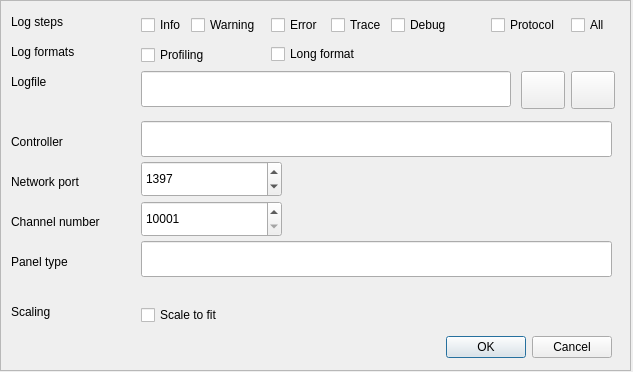
This is tqtsettings.ui in TheLord45/tpanel as Qt 5 draws it before an edit. The edited form follows.
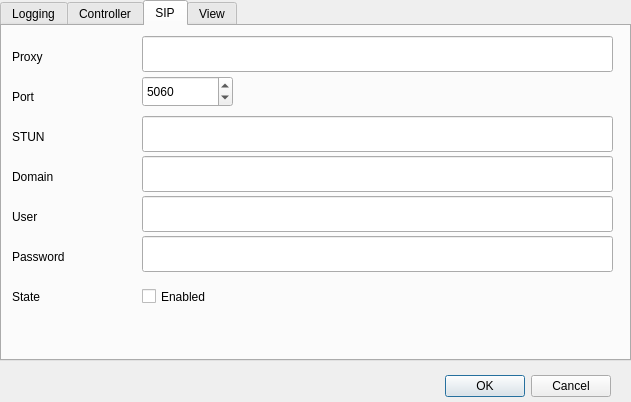
This is the edited form. The open tabs and pages were chosen to show the change. Icons and pictures are not drawn.

Commit message: Changes the settings dialog and adds new input lines for FTP and SIP.

Patch:
```diff
--- a/tqtsettings.ui
+++ b/tqtsettings.ui
@@ -6,8 +6,8 @@
    <rect>
     <x>0</x>
     <y>0</y>
-    <width>633</width>
-    <height>372</height>
+    <width>631</width>
+    <height>402</height>
    </rect>
   </property>
   <property name="sizePolicy">
@@ -31,109 +31,22 @@
   <property name="modal">
    <bool>false</bool>
   </property>
-  <widget class="QScrollArea" name="scrollArea">
+  <widget class="QTabWidget" name="tabWidget">
    <property name="geometry">
     <rect>
      <x>0</x>
      <y>0</y>
      <width>631</width>
-     <height>371</height>
+     <height>361</height>
     </rect>
    </property>
-   <property name="widgetResizable">
-    <bool>true</bool>
+   <property name="currentIndex">
+    <number>1</number>
    </property>
-   <widget class="QWidget" name="scrollAreaWidgetContents">
-    <property name="geometry">
-     <rect>
-      <x>0</x>
-      <y>0</y>
-      <width>629</width>
-      <height>369</height>
-     </rect>
-    </property>
-    <widget class="QDialogButtonBox" name="buttonBox">
-     <property name="geometry">
-      <rect>
-       <x>10</x>
-       <y>330</y>
-       <width>601</width>
-       <height>32</height>
-      </rect>
-     </property>
-     <property name="sizePolicy">
-      <sizepolicy hsizetype="Expanding" vsizetype="Expanding">
-       <horstretch>0</horstretch>
-       <verstretch>0</verstretch>
-      </sizepolicy>
-     </property>
-     <property name="minimumSize">
-      <size>
-       <width>411</width>
-       <height>32</height>
-      </size>
-     </property>
-     <property name="locale">
-      <locale language="English" country="Europe"/>
-     </property>
-     <property name="orientation">
-      <enum>Qt::Horizontal</enum>
-     </property>
-     <property name="standardButtons">
-      <set>QDialogButtonBox::Cancel|QDialogButtonBox::Ok</set>
-     </property>
-    </widget>
-    <widget class="QLabel" name="label_logLevel">
-     <property name="geometry">
-      <rect>
-       <x>10</x>
-       <y>10</y>
-       <width>121</width>
-       <height>22</height>
-      </rect>
-     </property>
-     <property name="sizePolicy">
-      <sizepolicy hsizetype="Expanding" vsizetype="Fixed">
-       <horstretch>0</horstretch>
-       <verstretch>0</verstretch>
-      </sizepolicy>
-     </property>
-     <property name="minimumSize">
-      <size>
-       <width>121</width>
-       <height>22</height>
-      </size>
-     </property>
-     <property name="text">
-      <string>Log steps</string>
-     </property>
-    </widget>
-    <widget class="QCheckBox" name="checkBox_LogAll">
-     <property name="geometry">
-      <rect>
-       <x>570</x>
-       <y>10</y>
-       <width>51</width>
-       <height>28</height>
-      </rect>
-     </property>
-     <property name="text">
-      <string>All</string>
-     </property>
-    </widget>
-    <widget class="QCheckBox" name="checkBox_LogError">
-     <property name="geometry">
-      <rect>
-       <x>270</x>
-       <y>10</y>
-       <width>61</width>
-       <height>28</height>
-      </rect>
-     </property>
-     <property name="text">
-      <string>Error</string>
-     </property>
-    </widget>
+   <widget class="QWidget" name="tabLog">
+    <attribute name="title">
+     <string>Logging</string>
+    </attribute>
     <widget class="QCheckBox" name="checkBox_LogInfo">
      <property name="geometry">
       <rect>
@@ -147,19 +60,6 @@
       <string>Info</string>
      </property>
     </widget>
-    <widget class="QCheckBox" name="checkBox_LogDebug">
-     <property name="geometry">
-      <rect>
-       <x>390</x>
-       <y>10</y>
-       <width>71</width>
-       <height>28</height>
-      </rect>
-     </property>
-     <property name="text">
-      <string>Debug</string>
-     </property>
-    </widget>
     <widget class="QCheckBox" name="checkBox_LogWarning">
      <property name="geometry">
       <rect>
@@ -173,6 +73,98 @@
       <string>Warning</string>
      </property>
     </widget>
+    <widget class="QCheckBox" name="checkBox_LogError">
+     <property name="geometry">
+      <rect>
+       <x>270</x>
+       <y>10</y>
+       <width>61</width>
+       <height>28</height>
+      </rect>
+     </property>
+     <property name="text">
+      <string>Error</string>
+     </property>
+    </widget>
+    <widget class="QCheckBox" name="checkBox_LogAll">
+     <property name="geometry">
+      <rect>
+       <x>570</x>
+       <y>10</y>
+       <width>51</width>
+       <height>28</height>
+      </rect>
+     </property>
+     <property name="text">
+      <string>All</string>
+     </property>
+    </widget>
+    <widget class="QCheckBox" name="checkBox_Profiling">
+     <property name="geometry">
+      <rect>
+       <x>140</x>
+       <y>40</y>
+       <width>91</width>
+       <height>28</height>
+      </rect>
+     </property>
+     <property name="sizePolicy">
+      <sizepolicy hsizetype="Expanding" vsizetype="Expanding">
+       <horstretch>0</horstretch>
+       <verstretch>0</verstretch>
+      </sizepolicy>
+     </property>
+     <property name="minimumSize">
+      <size>
+       <width>91</width>
+       <height>28</height>
+      </size>
+     </property>
+     <property name="toolTip">
+      <string>&lt;html&gt;&lt;head/&gt;&lt;body&gt;&lt;p&gt;Adds profiling time to logfile.&lt;/p&gt;&lt;/body&gt;&lt;/html&gt;</string>
+     </property>
+     <property name="text">
+      <string>Profiling</string>
+     </property>
+    </widget>
+    <widget class="QLabel" name="label_logFormats">
+     <property name="geometry">
+      <rect>
+       <x>10</x>
+       <y>40</y>
+       <width>70</width>
+       <height>21</height>
+      </rect>
+     </property>
+     <property name="text">
+      <string>Log formats</string>
+     </property>
+    </widget>
+    <widget class="QCheckBox" name="checkBox_Format">
+     <property name="geometry">
+      <rect>
+       <x>270</x>
+       <y>40</y>
+       <width>131</width>
+       <height>26</height>
+      </rect>
+     </property>
+     <property name="sizePolicy">
+      <sizepolicy hsizetype="Expanding" vsizetype="Expanding">
+       <horstretch>0</horstretch>
+       <verstretch>0</verstretch>
+      </sizepolicy>
+     </property>
+     <property name="minimumSize">
+      <size>
+       <width>121</width>
+       <height>26</height>
+      </size>
+     </property>
+     <property name="text">
+      <string>Long format</string>
+     </property>
+    </widget>
     <widget class="QCheckBox" name="checkBox_LogTrace">
      <property name="geometry">
       <rect>
@@ -186,6 +178,76 @@
       <string>Trace</string>
      </property>
     </widget>
+    <widget class="QLabel" name="label_logLevel">
+     <property name="geometry">
+      <rect>
+       <x>10</x>
+       <y>10</y>
+       <width>121</width>
+       <height>22</height>
+      </rect>
+     </property>
+     <property name="sizePolicy">
+      <sizepolicy hsizetype="Expanding" vsizetype="Fixed">
+       <horstretch>0</horstretch>
+       <verstretch>0</verstretch>
+      </sizepolicy>
+     </property>
+     <property name="minimumSize">
+      <size>
+       <width>121</width>
+       <height>22</height>
+      </size>
+     </property>
+     <property name="text">
+      <string>Log steps</string>
+     </property>
+    </widget>
+    <widget class="QCheckBox" name="checkBox_LogDebug">
+     <property name="geometry">
+      <rect>
+       <x>390</x>
+       <y>10</y>
+       <width>71</width>
+       <height>28</height>
+      </rect>
+     </property>
+     <property name="text">
+      <string>Debug</string>
+     </property>
+    </widget>
+    <widget class="QToolButton" name="kiconbutton_logFile">
+     <property name="geometry">
+      <rect>
+       <x>570</x>
+       <y>70</y>
+       <width>44</width>
+       <height>38</height>
+      </rect>
+     </property>
+     <property name="sizePolicy">
+      <sizepolicy hsizetype="Expanding" vsizetype="Expanding">
+       <horstretch>0</horstretch>
+       <verstretch>0</verstretch>
+      </sizepolicy>
+     </property>
+     <property name="minimumSize">
+      <size>
+       <width>44</width>
+       <height>38</height>
+      </size>
+     </property>
+     <property name="icon">
+      <iconset resource="tpanel.qrc">
+       <normaloff>:/images/fileopen.png</normaloff>:/images/fileopen.png</iconset>
+     </property>
+     <property name="iconSize">
+      <size>
+       <width>32</width>
+       <height>32</height>
+      </size>
+     </property>
+    </widget>
     <widget class="QCheckBox" name="checkBox_LogProtocol">
      <property name="geometry">
       <rect>
@@ -272,90 +334,16 @@
       </size>
      </property>
     </widget>
-    <widget class="QToolButton" name="kiconbutton_logFile">
-     <property name="geometry">
-      <rect>
-       <x>570</x>
-       <y>70</y>
-       <width>44</width>
-       <height>38</height>
-      </rect>
-     </property>
-     <property name="sizePolicy">
-      <sizepolicy hsizetype="Expanding" vsizetype="Expanding">
-       <horstretch>0</horstretch>
-       <verstretch>0</verstretch>
-      </sizepolicy>
-     </property>
-     <property name="minimumSize">
-      <size>
-       <width>44</width>
-       <height>38</height>
-      </size>
-     </property>
-     <property name="icon">
-      <iconset resource="tpanel.qrc">
-       <normaloff>:/images/fileopen.png</normaloff>:/images/fileopen.png</iconset>
-     </property>
-     <property name="iconSize">
-      <size>
-       <width>32</width>
-       <height>32</height>
-      </size>
-     </property>
-    </widget>
-    <widget class="QLabel" name="label_Controller">
-     <property name="geometry">
-      <rect>
-       <x>10</x>
-       <y>130</y>
-       <width>121</width>
-       <height>22</height>
-      </rect>
-     </property>
-     <property name="sizePolicy">
-      <sizepolicy hsizetype="Expanding" vsizetype="Expanding">
-       <horstretch>0</horstretch>
-       <verstretch>0</verstretch>
-      </sizepolicy>
-     </property>
-     <property name="minimumSize">
-      <size>
-       <width>121</width>
-       <height>22</height>
-      </size>
-     </property>
-     <property name="text">
-      <string>Controller</string>
-     </property>
-    </widget>
-    <widget class="QLineEdit" name="lineEdit_Controller">
-     <property name="geometry">
-      <rect>
-       <x>140</x>
-       <y>120</y>
-       <width>471</width>
-       <height>36</height>
-      </rect>
-     </property>
-     <property name="sizePolicy">
-      <sizepolicy hsizetype="Expanding" vsizetype="Expanding">
-       <horstretch>0</horstretch>
-       <verstretch>0</verstretch>
-      </sizepolicy>
-     </property>
-     <property name="minimumSize">
-      <size>
-       <width>311</width>
-       <height>36</height>
-      </size>
-     </property>
-    </widget>
+   </widget>
+   <widget class="QWidget" name="tabCtrl">
+    <attribute name="title">
+     <string>Controller</string>
+    </attribute>
     <widget class="QLabel" name="label_Port">
      <property name="geometry">
       <rect>
        <x>10</x>
-       <y>170</y>
+       <y>60</y>
        <width>121</width>
        <height>22</height>
       </rect>
@@ -376,42 +364,11 @@
       <string>Network port</string>
      </property>
     </widget>
-    <widget class="QSpinBox" name="spinBox_Port">
-     <property name="geometry">
-      <rect>
-       <x>140</x>
-       <y>160</y>
-       <width>141</width>
-       <height>36</height>
-      </rect>
-     </property>
-     <property name="sizePolicy">
-      <sizepolicy hsizetype="Expanding" vsizetype="Expanding">
-       <horstretch>0</horstretch>
-       <verstretch>0</verstretch>
-      </sizepolicy>
-     </property>
-     <property name="minimumSize">
-      <size>
-       <width>141</width>
-       <height>36</height>
-      </size>
-     </property>
-     <property name="minimum">
-      <number>1024</number>
-     </property>
-     <property name="maximum">
-      <number>32767</number>
-     </property>
-     <property name="value">
-      <number>1397</number>
-     </property>
-    </widget>
     <widget class="QLabel" name="label_Channel">
      <property name="geometry">
       <rect>
        <x>10</x>
-       <y>210</y>
+       <y>100</y>
        <width>120</width>
        <height>22</height>
       </rect>
@@ -436,7 +393,7 @@
      <property name="geometry">
       <rect>
        <x>140</x>
-       <y>200</y>
+       <y>90</y>
        <width>141</width>
        <height>36</height>
       </rect>
@@ -463,11 +420,123 @@
       <number>10001</number>
      </property>
     </widget>
+    <widget class="QLineEdit" name="lineEdit_PType">
+     <property name="geometry">
+      <rect>
+       <x>140</x>
+       <y>130</y>
+       <width>471</width>
+       <height>36</height>
+      </rect>
+     </property>
+     <property name="sizePolicy">
+      <sizepolicy hsizetype="Expanding" vsizetype="Expanding">
+       <horstretch>0</horstretch>
+       <verstretch>0</verstretch>
+      </sizepolicy>
+     </property>
+     <property name="minimumSize">
+      <size>
+       <width>141</width>
+       <height>36</height>
+      </size>
+     </property>
+     <property name="toolTip">
+      <string>&lt;html&gt;&lt;head/&gt;&lt;body&gt;&lt;p&gt;This is the technical name of the panel. For example MVP-5200. At least this should be a name known by TPDesign4.&lt;/p&gt;&lt;/body&gt;&lt;/html&gt;</string>
+     </property>
+     <property name="text">
+      <string>Android</string>
+     </property>
+    </widget>
+    <widget class="QLineEdit" name="lineEdit_Controller">
+     <property name="geometry">
+      <rect>
+       <x>140</x>
+       <y>10</y>
+       <width>471</width>
+       <height>36</height>
+      </rect>
+     </property>
+     <property name="sizePolicy">
+      <sizepolicy hsizetype="Expanding" vsizetype="Expanding">
+       <horstretch>0</horstretch>
+       <verstretch>0</verstretch>
+      </sizepolicy>
+     </property>
+     <property name="minimumSize">
+      <size>
+       <width>311</width>
+       <height>36</height>
+      </size>
+     </property>
+     <property name="toolTip">
+      <string>&lt;html&gt;&lt;head/&gt;&lt;body&gt;&lt;p&gt;The IP address or the FQDN of the controller.&lt;/p&gt;&lt;/body&gt;&lt;/html&gt;</string>
+     </property>
+    </widget>
+    <widget class="QSpinBox" name="spinBox_Port">
+     <property name="geometry">
+      <rect>
+       <x>140</x>
+       <y>50</y>
+       <width>141</width>
+       <height>36</height>
+      </rect>
+     </property>
+     <property name="sizePolicy">
+      <sizepolicy hsizetype="Expanding" vsizetype="Expanding">
+       <horstretch>0</horstretch>
+       <verstretch>0</verstretch>
+      </sizepolicy>
+     </property>
+     <property name="minimumSize">
+      <size>
+       <width>141</width>
+       <height>36</height>
+      </size>
+     </property>
+     <property name="toolTip">
+      <string>&lt;html&gt;&lt;head/&gt;&lt;body&gt;&lt;p&gt;The network port the controller is listening on. Default port is 1397.&lt;/p&gt;&lt;/body&gt;&lt;/html&gt;</string>
+     </property>
+     <property name="minimum">
+      <number>1024</number>
+     </property>
+     <property name="maximum">
+      <number>32767</number>
+     </property>
+     <property name="value">
+      <number>1397</number>
+     </property>
+    </widget>
+    <widget class="QLabel" name="label_Controller">
+     <property name="geometry">
+      <rect>
+       <x>10</x>
+       <y>20</y>
+       <width>121</width>
+       <height>22</height>
+      </rect>
+     </property>
+     <property name="sizePolicy">
+      <sizepolicy hsizetype="Expanding" vsizetype="Expanding">
+       <horstretch>0</horstretch>
+       <verstretch>0</verstretch>
+      </sizepolicy>
+     </property>
+     <property name="minimumSize">
+      <size>
+       <width>121</width>
+       <height>22</height>
+      </size>
+     </property>
+     <property name="text">
+      <string>Controller</string>
+     </property>
+    </widget>
     <widget class="QLabel" name="label_PType">
      <property name="geometry">
       <rect>
        <x>10</x>
-       <y>250</y>
+       <y>140</y>
        <width>111</width>
        <height>22</height>
       </rect>
@@ -488,11 +557,11 @@
       <string>Panel type</string>
      </property>
     </widget>
-    <widget class="QLineEdit" name="lineEdit_PType">
+    <widget class="QLabel" name="label_FTPuser">
      <property name="geometry">
       <rect>
        <x>140</x>
-       <y>240</y>
+       <y>170</y>
        <width>471</width>
        <height>36</height>
       </rect>
@@ -510,12 +579,89 @@
       </size>
      </property>
     </widget>
-    <widget class="QLabel" name="label_PType_2">
+    <widget class="QLineEdit" name="lineEdit_FTPpassword">
      <property name="geometry">
       <rect>
-       <x>10</x>
+       <x>140</x>
+       <y>210</y>
+       <width>471</width>
+       <height>36</height>
+      </rect>
+     </property>
+     <property name="sizePolicy">
+      <sizepolicy hsizetype="Expanding" vsizetype="Expanding">
+       <horstretch>0</horstretch>
+       <verstretch>0</verstretch>
+      </sizepolicy>
+     </property>
+     <property name="minimumSize">
+      <size>
+       <width>141</width>
+       <height>36</height>
+      </size>
+     </property>
+     <property name="toolTip">
+      <string>&lt;html&gt;&lt;head/&gt;&lt;body&gt;&lt;p&gt;This is the password used to login to the controller. By default this is &lt;span style=&quot; font-weight:600;&quot;&gt;password&lt;/span&gt;.&lt;/p&gt;&lt;/body&gt;&lt;/html&gt;</string>
+     </property>
+     <property name="text">
+      <string>password</string>
+     </property>
+     <property name="echoMode">
+      <enum>QLineEdit::Password</enum>
+     </property>
+    </widget>
+    <widget class="QLineEdit" name="lineEdit_FTPsurface">
+     <property name="geometry">
+      <rect>
+       <x>140</x>
+       <y>250</y>
+       <width>471</width>
+       <height>36</height>
+      </rect>
+     </property>
+     <property name="sizePolicy">
+      <sizepolicy hsizetype="Expanding" vsizetype="Expanding">
+       <horstretch>0</horstretch>
+       <verstretch>0</verstretch>
+      </sizepolicy>
+     </property>
+     <property name="minimumSize">
+      <size>
+       <width>141</width>
+       <height>36</height>
+      </size>
+     </property>
+     <property name="toolTip">
+      <string>&lt;html&gt;&lt;head/&gt;&lt;body&gt;&lt;p&gt;This is the name of a TP4 file on the disc of the controller. By default this is &lt;span style=&quot; font-weight:600;&quot;&gt;tpanel.tp4&lt;/span&gt;.&lt;/p&gt;&lt;/body&gt;&lt;/html&gt;</string>
+     </property>
+     <property name="text">
+      <string>tpanel.tp4</string>
+     </property>
+    </widget>
+    <widget class="QCheckBox" name="checkBox_FTPpassive">
+     <property name="geometry">
+      <rect>
+       <x>140</x>
        <y>300</y>
-       <width>111</width>
+       <width>85</width>
+       <height>21</height>
+      </rect>
+     </property>
+     <property name="text">
+      <string>Passiv</string>
+     </property>
+    </widget>
+   </widget>
+   <widget class="QWidget" name="tab">
+    <attribute name="title">
+     <string>SIP</string>
+    </attribute>
+    <widget class="QLabel" name="label_SIPproxy">
+     <property name="geometry">
+      <rect>
+       <x>10</x>
+       <y>20</y>
+       <width>121</width>
        <height>22</height>
       </rect>
      </property>
@@ -527,40 +673,377 @@
      </property>
      <property name="minimumSize">
       <size>
-       <width>111</width>
+       <width>121</width>
        <height>22</height>
       </size>
      </property>
      <property name="text">
-      <string>Scaling</string>
+      <string>Proxy</string>
      </property>
     </widget>
+    <widget class="QLabel" name="label_SIPport">
+     <property name="geometry">
+      <rect>
+       <x>10</x>
+       <y>60</y>
+       <width>121</width>
+       <height>22</height>
+      </rect>
+     </property>
+     <property name="sizePolicy">
+      <sizepolicy hsizetype="Expanding" vsizetype="Expanding">
+       <horstretch>0</horstretch>
+       <verstretch>0</verstretch>
+      </sizepolicy>
+     </property>
+     <property name="minimumSize">
+      <size>
+       <width>121</width>
+       <height>22</height>
+      </size>
+     </property>
+     <property name="text">
+      <string>Port</string>
+     </property>
+    </widget>
+    <widget class="QLabel" name="label_SIPstun">
+     <property name="geometry">
+      <rect>
+       <x>10</x>
+       <y>100</y>
+       <width>121</width>
+       <height>22</height>
+      </rect>
+     </property>
+     <property name="sizePolicy">
+      <sizepolicy hsizetype="Expanding" vsizetype="Expanding">
+       <horstretch>0</horstretch>
+       <verstretch>0</verstretch>
+      </sizepolicy>
+     </property>
+     <property name="minimumSize">
+      <size>
+       <width>121</width>
+       <height>22</height>
+      </size>
+     </property>
+     <property name="text">
+      <string>STUN</string>
+     </property>
+    </widget>
+    <widget class="QLabel" name="label_SIPdomain">
+     <property name="geometry">
+      <rect>
+       <x>10</x>
+       <y>140</y>
+       <width>121</width>
+       <height>22</height>
+      </rect>
+     </property>
+     <property name="sizePolicy">
+      <sizepolicy hsizetype="Expanding" vsizetype="Expanding">
+       <horstretch>0</horstretch>
+       <verstretch>0</verstretch>
+      </sizepolicy>
+     </property>
+     <property name="minimumSize">
+      <size>
+       <width>121</width>
+       <height>22</height>
+      </size>
+     </property>
+     <property name="text">
+      <string>Domain</string>
+     </property>
+    </widget>
+    <widget class="QLabel" name="label_SIPuser">
+     <property name="geometry">
+      <rect>
+       <x>10</x>
+       <y>180</y>
+       <width>121</width>
+       <height>22</height>
+      </rect>
+     </property>
+     <property name="sizePolicy">
+      <sizepolicy hsizetype="Expanding" vsizetype="Expanding">
+       <horstretch>0</horstretch>
+       <verstretch>0</verstretch>
+      </sizepolicy>
+     </property>
+     <property name="minimumSize">
+      <size>
+       <width>121</width>
+       <height>22</height>
+      </size>
+     </property>
+     <property name="text">
+      <string>User</string>
+     </property>
+    </widget>
+    <widget class="QLabel" name="label_SIPpassword">
+     <property name="geometry">
+      <rect>
+       <x>10</x>
+       <y>220</y>
+       <width>121</width>
+       <height>22</height>
+      </rect>
+     </property>
+     <property name="sizePolicy">
+      <sizepolicy hsizetype="Expanding" vsizetype="Expanding">
+       <horstretch>0</horstretch>
+       <verstretch>0</verstretch>
+      </sizepolicy>
+     </property>
+     <property name="minimumSize">
+      <size>
+       <width>121</width>
+       <height>22</height>
+      </size>
+     </property>
+     <property name="text">
+      <string>Password</string>
+     </property>
+    </widget>
+    <widget class="QLabel" name="label_SIPstate">
+     <property name="geometry">
+      <rect>
+       <x>10</x>
+       <y>260</y>
+       <width>121</width>
+       <height>22</height>
+      </rect>
+     </property>
+     <property name="sizePolicy">
+      <sizepolicy hsizetype="Expanding" vsizetype="Expanding">
+       <horstretch>0</horstretch>
+       <verstretch>0</verstretch>
+      </sizepolicy>
+     </property>
+     <property name="minimumSize">
+      <size>
+       <width>121</width>
+       <height>22</height>
+      </size>
+     </property>
+     <property name="text">
+      <string>State</string>
+     </property>
+    </widget>
+    <widget class="QLineEdit" name="lineEdit_SIPproxy">
+     <property name="geometry">
+      <rect>
+       <x>140</x>
+       <y>10</y>
+       <width>471</width>
+       <height>36</height>
+      </rect>
+     </property>
+     <property name="sizePolicy">
+      <sizepolicy hsizetype="Expanding" vsizetype="Expanding">
+       <horstretch>0</horstretch>
+       <verstretch>0</verstretch>
+      </sizepolicy>
+     </property>
+     <property name="minimumSize">
+      <size>
+       <width>311</width>
+       <height>36</height>
+      </size>
+     </property>
+     <property name="toolTip">
+      <string>&lt;html&gt;&lt;head/&gt;&lt;body&gt;&lt;p&gt;The IP address or the FQDN of the controller.&lt;/p&gt;&lt;/body&gt;&lt;/html&gt;</string>
+     </property>
+    </widget>
+    <widget class="QLineEdit" name="lineEdit_SIPstun">
+     <property name="geometry">
+      <rect>
+       <x>140</x>
+       <y>90</y>
+       <width>471</width>
+       <height>36</height>
+      </rect>
+     </property>
+     <property name="sizePolicy">
+      <sizepolicy hsizetype="Expanding" vsizetype="Expanding">
+       <horstretch>0</horstretch>
+       <verstretch>0</verstretch>
+      </sizepolicy>
+     </property>
+     <property name="minimumSize">
+      <size>
+       <width>311</width>
+       <height>36</height>
+      </size>
+     </property>
+     <property name="toolTip">
+      <string>&lt;html&gt;&lt;head/&gt;&lt;body&gt;&lt;p&gt;The IP address or the FQDN of the controller.&lt;/p&gt;&lt;/body&gt;&lt;/html&gt;</string>
+     </property>
+    </widget>
+    <widget class="QLineEdit" name="lineEdit_SIPdomain">
+     <property name="geometry">
+      <rect>
+       <x>140</x>
+       <y>130</y>
+       <width>471</width>
+       <height>36</height>
+      </rect>
+     </property>
+     <property name="sizePolicy">
+      <sizepolicy hsizetype="Expanding" vsizetype="Expanding">
+       <horstretch>0</horstretch>
+       <verstretch>0</verstretch>
+      </sizepolicy>
+     </property>
+     <property name="minimumSize">
+      <size>
+       <width>311</width>
+       <height>36</height>
+      </size>
+     </property>
+     <property name="toolTip">
+      <string>&lt;html&gt;&lt;head/&gt;&lt;body&gt;&lt;p&gt;The IP address or the FQDN of the controller.&lt;/p&gt;&lt;/body&gt;&lt;/html&gt;</string>
+     </property>
+    </widget>
+    <widget class="QLineEdit" name="lineEdit_SIPuser">
+     <property name="geometry">
+      <rect>
+       <x>140</x>
+       <y>170</y>
+       <width>471</width>
+       <height>36</height>
+      </rect>
+     </property>
+     <property name="sizePolicy">
+      <sizepolicy hsizetype="Expanding" vsizetype="Expanding">
+       <horstretch>0</horstretch>
+       <verstretch>0</verstretch>
+      </sizepolicy>
+     </property>
+     <property name="minimumSize">
+      <size>
+       <width>311</width>
+       <height>36</height>
+      </size>
+     </property>
+     <property name="toolTip">
+      <string>&lt;html&gt;&lt;head/&gt;&lt;body&gt;&lt;p&gt;The IP address or the FQDN of the controller.&lt;/p&gt;&lt;/body&gt;&lt;/html&gt;</string>
+     </property>
+    </widget>
+    <widget class="QLineEdit" name="lineEdit_SIPpassword">
+     <property name="geometry">
+      <rect>
+       <x>140</x>
+       <y>210</y>
+       <width>471</width>
+       <height>36</height>
+      </rect>
+     </property>
+     <property name="sizePolicy">
+      <sizepolicy hsizetype="Expanding" vsizetype="Expanding">
+       <horstretch>0</horstretch>
+       <verstretch>0</verstretch>
+      </sizepolicy>
+     </property>
+     <property name="minimumSize">
+      <size>
+       <width>311</width>
+       <height>36</height>
+      </size>
+     </property>
+     <property name="toolTip">
+      <string>&lt;html&gt;&lt;head/&gt;&lt;body&gt;&lt;p&gt;The IP address or the FQDN of the controller.&lt;/p&gt;&lt;/body&gt;&lt;/html&gt;</string>
+     </property>
+    </widget>
+    <widget class="QCheckBox" name="checkBox_SIPenabled">
+     <property name="geometry">
+      <rect>
+       <x>140</x>
+       <y>260</y>
+       <width>85</width>
+       <height>21</height>
+      </rect>
+     </property>
+     <property name="text">
+      <string>Enabled</string>
+     </property>
+    </widget>
+    <widget class="QSpinBox" name="spinBox_SIPport">
+     <property name="geometry">
+      <rect>
+       <x>140</x>
+       <y>50</y>
+       <width>91</width>
+       <height>31</height>
+      </rect>
+     </property>
+     <property name="minimum">
+      <number>1</number>
+     </property>
+     <property name="maximum">
+      <number>65535</number>
+     </property>
+     <property name="value">
+      <number>5060</number>
+     </property>
+    </widget>
+   </widget>
+   <widget class="QWidget" name="tabView">
+    <attribute name="title">
+     <string>View</string>
+    </attribute>
     <widget class="QCheckBox" name="checkBox_Scale">
      <property name="geometry">
       <rect>
        <x>140</x>
-       <y>300</y>
-       <width>141</width>
-       <height>28</height>
+       <y>10</y>
+       <width>101</width>
+       <height>21</height>
       </rect>
      </property>
      <property name="sizePolicy">
-      <sizepolicy hsizetype="Expanding" vsizetype="Expanding">
+      <sizepolicy hsizetype="Minimum" vsizetype="Fixed">
        <horstretch>0</horstretch>
        <verstretch>0</verstretch>
       </sizepolicy>
      </property>
      <property name="minimumSize">
       <size>
-       <width>141</width>
-       <height>28</height>
+       <width>0</width>
+       <height>0</height>
       </size>
      </property>
      <property name="text">
       <string>Scale to fit</string>
      </property>
     </widget>
-    <widget class="QLabel" name="label_logFormats">
+    <widget class="QLabel" name="label_Scale">
+     <property name="geometry">
+      <rect>
+       <x>10</x>
+       <y>10</y>
+       <width>111</width>
+       <height>22</height>
+      </rect>
+     </property>
+     <property name="sizePolicy">
+      <sizepolicy hsizetype="Expanding" vsizetype="Expanding">
+       <horstretch>0</horstretch>
+       <verstretch>0</verstretch>
+      </sizepolicy>
+     </property>
+     <property name="minimumSize">
+      <size>
+       <width>111</width>
+       <height>22</height>
+      </size>
+     </property>
+     <property name="text">
+      <string>Scaling</string>
+     </property>
+    </widget>
+    <widget class="QLabel" name="label_Banner">
      <property name="geometry">
       <rect>
        <x>10</x>
@@ -573,7 +1056,7 @@
       <string>Log formats</string>
      </property>
     </widget>
-    <widget class="QCheckBox" name="checkBox_Profiling">
+    <widget class="QCheckBox" name="checkBox_Banner">
      <property name="geometry">
       <rect>
        <x>140</x>
@@ -601,7 +1084,7 @@
       <string>Profiling</string>
      </property>
     </widget>
-    <widget class="QCheckBox" name="checkBox_Format">
+    <widget class="QLabel" name="label_BannerExplain">
      <property name="geometry">
       <rect>
        <x>270</x>
@@ -628,6 +1111,37 @@
     </widget>
    </widget>
   </widget>
+  <widget class="QDialogButtonBox" name="buttonBox">
+   <property name="geometry">
+    <rect>
+     <x>10</x>
+     <y>370</y>
+     <width>601</width>
+     <height>32</height>
+    </rect>
+   </property>
+   <property name="sizePolicy">
+    <sizepolicy hsizetype="Expanding" vsizetype="Expanding">
+     <horstretch>0</horstretch>
+     <verstretch>0</verstretch>
+    </sizepolicy>
+   </property>
+   <property name="minimumSize">
+    <size>
+     <width>411</width>
+     <height>32</height>
+    </size>
+   </property>
+   <property name="locale">
+    <locale language="English" country="Europe"/>
+   </property>
+   <property name="orientation">
+    <enum>Qt::Horizontal</enum>
+   </property>
+   <property name="standardButtons">
+    <set>QDialogButtonBox::Cancel|QDialogButtonBox::Ok</set>
+   </property>
+  </widget>
  </widget>
  <resources>
   <include location="tpanel.qrc"/>
```
Left out of the diff: 231 changed lines with no effect on the pictures. The commit also changes 22 other files.
